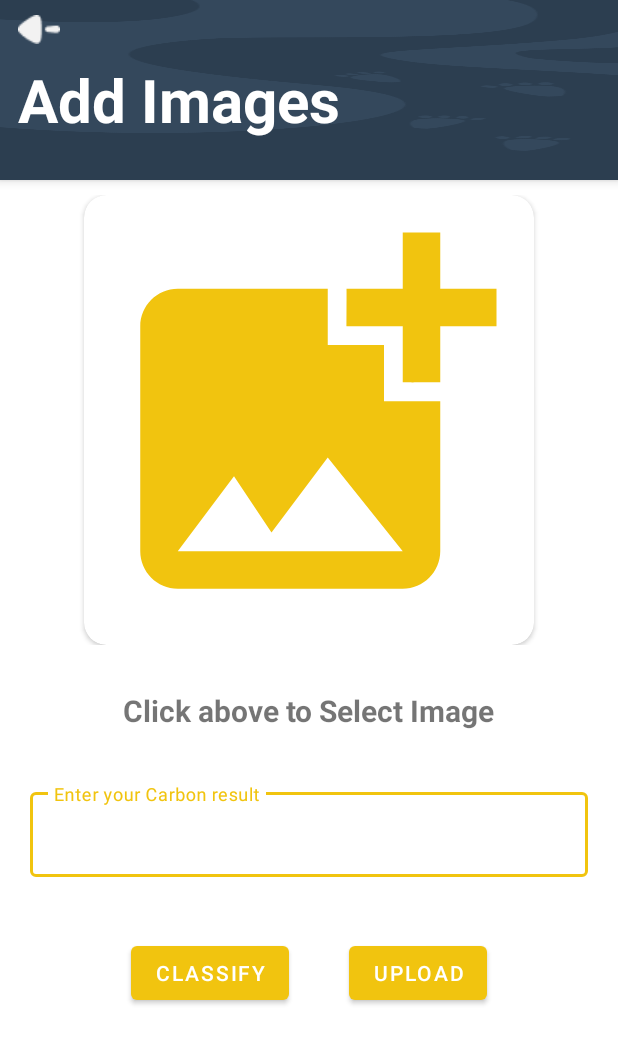
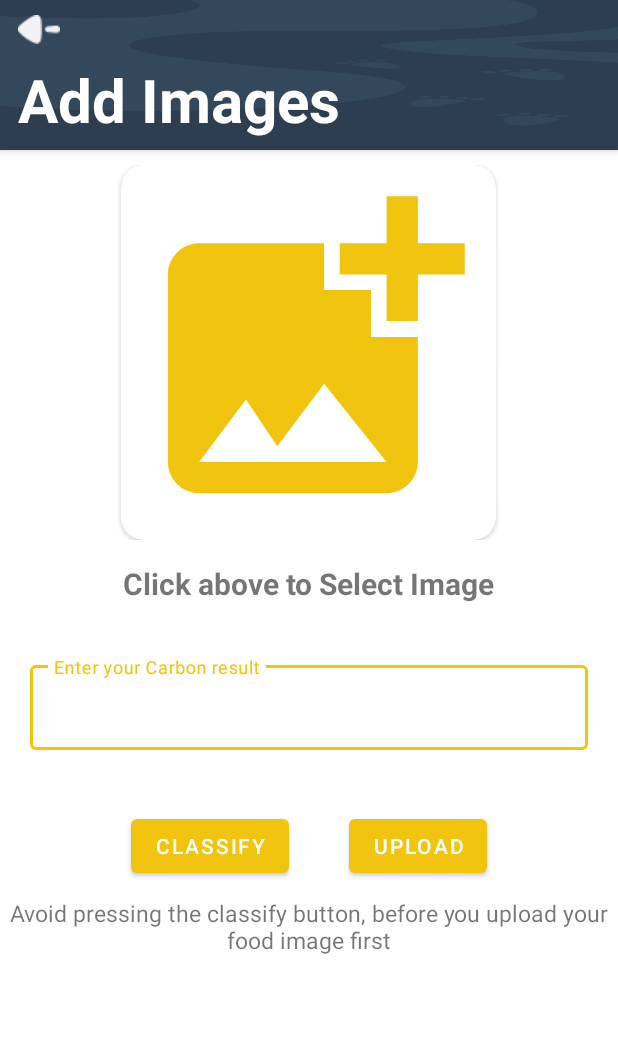
Before and after one commit to arddhanaza/foodprint-bangkit-capstone, an Android app: the UploadActivity screen opened directly, with no data from a screen before it, on a phone screen of 412 x 824 dp. Shown: the top 1044 px of the screen. Run offline under Robolectric (Android 15) with nearby library versions, the phone set to English and light mode, and no system bars; our stand-ins replace Firebase (no records; nobody signed in at launch, a user with empty details on screens opened directly); libraries missing offline, so code that uses them is left out: org.tensorflow.lite; Roboto replaces fonts that are not available here; 1 statement that could not run was skipped.

Commit message:
update calculation res

```diff
--- a/app/src/main/res/layout/activity_upload.xml
+++ b/app/src/main/res/layout/activity_upload.xml
@@ -9,7 +9,7 @@
     <com.google.android.material.appbar.AppBarLayout
         android:id="@+id/appbar"
         android:layout_width="match_parent"
-        android:layout_height="120dp"
+        android:layout_height="100dp"
         android:background="@drawable/baca"
         android:fitsSystemWindows="true">
 
@@ -41,22 +41,22 @@
         android:layout_height="wrap_content"
         android:layout_below="@id/appbar"
         android:paddingTop="10dp"
-        android:layout_marginBottom="30dp"
+        android:layout_marginBottom="15dp"
         android:gravity="center"
        >
 
         <androidx.cardview.widget.CardView
             android:id="@+id/cardView"
-            android:layout_width="300dp"
-            android:layout_height="300dp"
+            android:layout_width="250dp"
+            android:layout_height="250dp"
             android:scaleType="center"
             app:cardBackgroundColor="@color/white"
             app:cardCornerRadius="15dp">
 
             <ImageView
                 android:id="@+id/imageViewAdd"
-                android:layout_width="300dp"
-                android:layout_height="300dp"
+                android:layout_width="250dp"
+                android:layout_height="250dp"
                 android:scaleType="fitXY"
                 android:background="@drawable/ic_baseline_add_photo_alternate_24" />
 
@@ -143,6 +143,7 @@
         android:layout_width="match_parent"
         android:layout_height="wrap_content"
         android:layout_below="@id/progressBar"
+        android:layout_marginBottom="10dp"
         android:gravity="center">
 
         <Button
@@ -150,7 +151,6 @@
             android:layout_width="wrap_content"
             android:layout_height="wrap_content"
             android:gravity="center"
-
             android:text="@string/classify" />
 
         <Button
@@ -163,4 +163,15 @@
 
     </RelativeLayout>
 
+    <TextView
+        android:id="@+id/txtDesc"
+        android:layout_width="match_parent"
+        android:layout_height="wrap_content"
+        android:layout_below="@id/rlBtn"
+        android:gravity="center"
+        android:text="@string/desc11"
+        android:textSize="15dp">
+
+    </TextView>
+
 </RelativeLayout>
--- a/app/src/main/res/values/strings.xml
+++ b/app/src/main/res/values/strings.xml
@@ -26,5 +26,6 @@
     <string name="success">Image Uploaded Successfully</string>
     <string name="upload">Upload</string>
     <string name="classify">Classify</string>
+    <string name="desc11"> Avoid pressing the classify button, before you upload your food image first</string>
 
 </resources>
```
Also changed, not shown: app/src/main/assets/converted_text.txt (+8 -8 lines), 2 other files.
